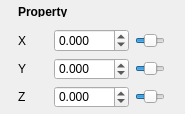
First picture: the form in IntrinsicEd/src/IntrinsicEdPropertyEditorRotation.ui, repository begla/Intrinsic, before the edit.
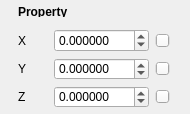
Second picture: the form after the edit.

Diff of the .ui file:
```diff
--- a/IntrinsicEd/src/IntrinsicEdPropertyEditorRotation.ui
+++ b/IntrinsicEd/src/IntrinsicEdPropertyEditorRotation.ui
@@ -160,7 +160,7 @@
             <bool>false</bool>
            </property>
            <property name="decimals">
-            <number>3</number>
+            <number>6</number>
            </property>
            <property name="minimum">
             <double>-180.000000000000000</double>
@@ -232,7 +232,7 @@
             <bool>false</bool>
            </property>
            <property name="decimals">
-            <number>3</number>
+            <number>6</number>
            </property>
            <property name="minimum">
             <double>-180.000000000000000</double>
@@ -310,7 +310,7 @@
             <bool>false</bool>
            </property>
            <property name="decimals">
-            <number>3</number>
+            <number>6</number>
            </property>
            <property name="minimum">
             <double>-180.000000000000000</double>
```
